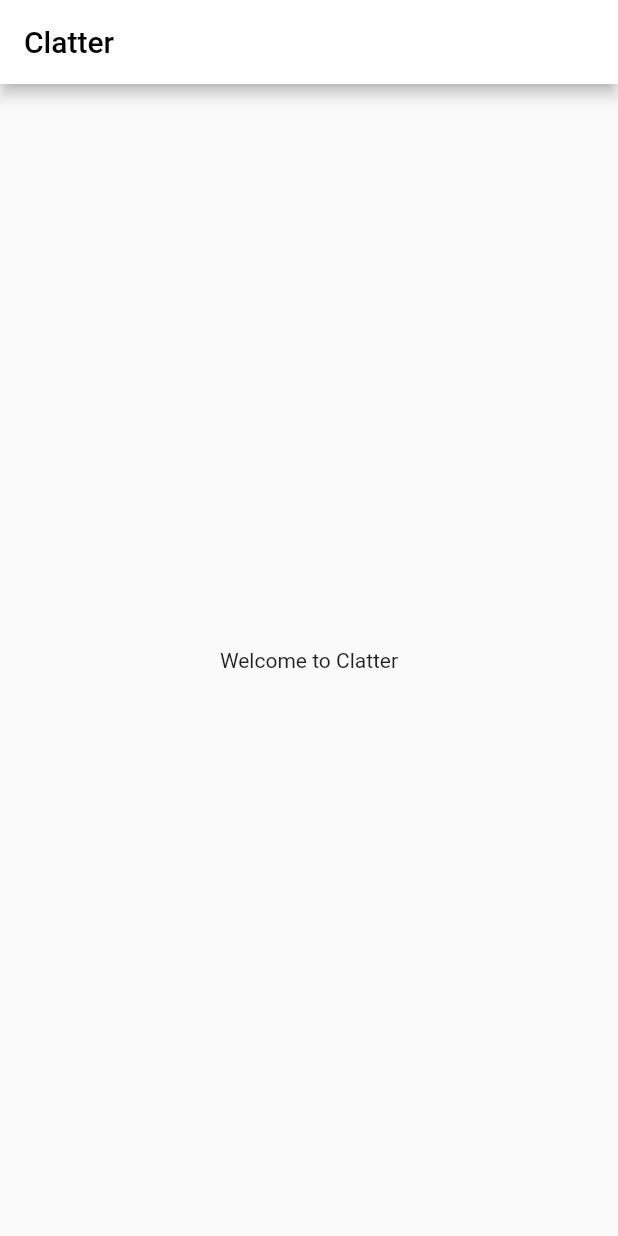
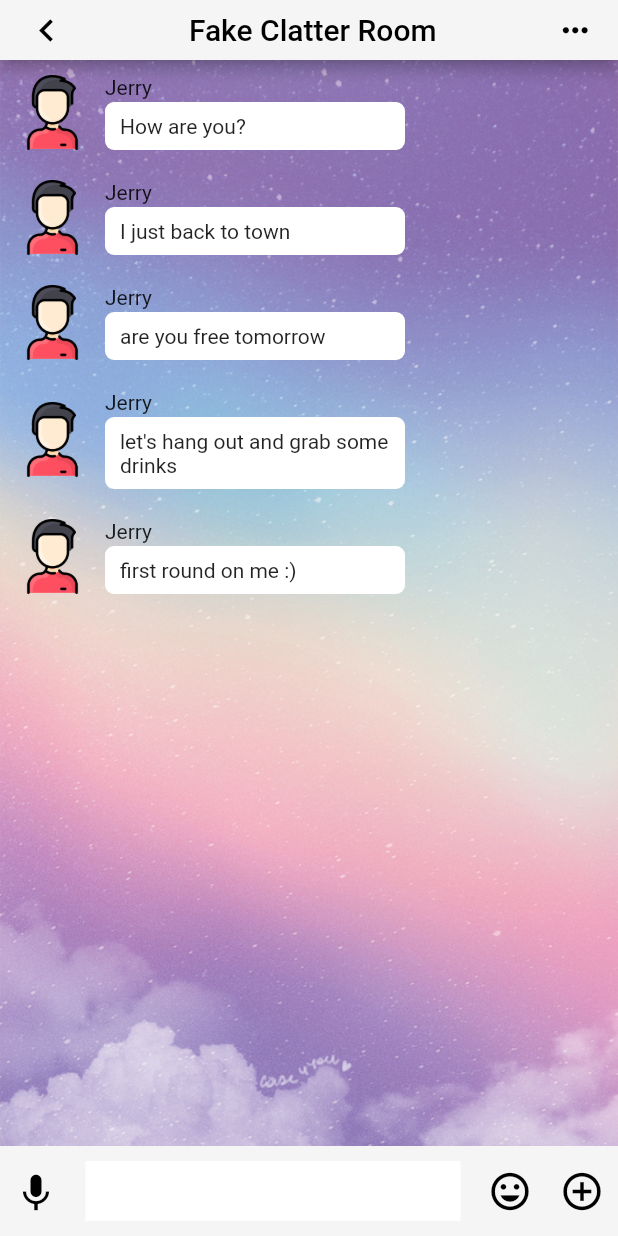
Before and after one commit to MichaelCTH/Clatter, a Flutter app: the screen it shows after launch, on a phone screen of 412 x 824 dp. Run offline on Flutter 3.47's test engine with Material 2 defaults, Android fonts, the phone set to English and light mode, and no system bars.

Commit message:
add basic chat functionalityy

```diff
--- a/lib/main.dart
+++ b/lib/main.dart
@@ -1,40 +1,35 @@
+import 'package:Clatter/screens/chat-room.dart';
 import 'package:flutter/material.dart';
+import './screens/chat-room.dart';
+import 'package:provider/provider.dart';
+import './providers/message-center.dart';
 
 void main() {
-  runApp(MyApp());
+  runApp(
+    ChangeNotifierProvider(
+      create: (_) => MessageCetner(),
+      child: MyApp(),
+    ),
+  );
 }
 
 class MyApp extends StatelessWidget {
   @override
   Widget build(BuildContext context) {
     return MaterialApp(
-      title: 'Flutter Demo',
+      title: 'Clatter',
       theme: ThemeData(
         primarySwatch: Colors.blue,
         visualDensity: VisualDensity.adaptivePlatformDensity,
       ),
-      home: MyHomePage(),
-    );
-  }
-}
-
-class MyHomePage extends StatelessWidget {
-  @override
-  Widget build(BuildContext context) {
-    return Scaffold(
-      appBar: AppBar(
-        title: Text(
-          'Clatter',
-          style: TextStyle(color: Colors.black),
+      home: Container(
+        decoration: BoxDecoration(
+          image: DecorationImage(
+              image: AssetImage('assets/images/chat-background.png'),
+              fit: BoxFit.fill),
         ),
-        backgroundColor: Colors.white,
-      ),
-      body: Center(
-        child: Column(
-          mainAxisAlignment: MainAxisAlignment.center,
-          children: <Widget>[
-            Text('Welcome to Clatter'),
-          ],
+        child: Chatroom(
+          roomName: 'Fake Clatter Room',
         ),
       ),
     );
--- /dev/null
+++ b/lib/models/Message.dart
@@ -0,0 +1,10 @@
+import 'package:Clatter/providers/message-center.dart';
+
+class Message {
+  final String user;
+  final String message;
+  final DateTime createdTime;
+  final String imageUrl;
+
+  Message(this.user, this.message, this.createdTime, this.imageUrl);
+}
--- /dev/null
+++ b/lib/providers/message-center.dart
@@ -0,0 +1,31 @@
+import 'package:flutter/material.dart';
+import "package:flutter/foundation.dart";
+import '../models/Message.dart';
+
+class MessageCetner with ChangeNotifier {
+  String currentUser = 'Mike';
+  List<Message> messageHistory = [
+    Message('Jerry', 'How are you?', new DateTime.now(),
+        'assets/images/avatar.png'),
+    Message('Jerry', 'I just back to town', new DateTime.now(),
+        'assets/images/avatar.png'),
+    Message('Jerry', 'are you free tomorrow', new DateTime.now(),
+        'assets/images/avatar.png'),
+    Message('Jerry', 'let\'s hang out and grab some drinks', new DateTime.now(),
+        'assets/images/avatar.png'),
+    Message('Jerry', 'first round on me :)', new DateTime.now(),
+        'assets/images/avatar.png'),
+  ];
+
+  void appendMessage(String name, String msg, String imageUrl) {
+    this.messageHistory.add(Message(name, msg, new DateTime.now(), imageUrl));
+    notifyListeners();
+  }
+
+  int value = 0;
+
+  void increment() {
+    value += 1;
+    notifyListeners();
+  }
+}
--- /dev/null
+++ b/lib/screens/chat-room.dart
@@ -0,0 +1,43 @@
+import 'package:flutter/material.dart';
+import 'package:flutter/foundation.dart';
+import '../widgets/chat-room/chat-room-content.dart';
+
+class Chatroom extends StatelessWidget {
+  final String roomName;
+
+  Chatroom({@required this.roomName});
+
+  @override
+  Widget build(BuildContext context) {
+    return Scaffold(
+      backgroundColor: Colors.transparent,
+      appBar: PreferredSize(
+        preferredSize: Size.fromHeight(40.0),
+        child: AppBar(
+          title: Row(
+            mainAxisAlignment: MainAxisAlignment.spaceBetween,
+            children: <Widget>[
+              Icon(
+                Icons.chevron_left,
+                color: Colors.black,
+                size: 30.0,
+              ),
+              Text(
+                this.roomName,
+                style: TextStyle(color: Colors.black),
+              ),
+              Icon(
+                Icons.more_horiz,
+                color: Colors.black,
+                size: 25.0,
+              ),
+            ],
+          ),
+          centerTitle: false,
+          backgroundColor: Colors.grey[100],
+        ),
+      ),
+      body: ChatRoomContent(),
+    );
+  }
+}
--- /dev/null
+++ b/lib/widgets/chat-room/chat-room-content.dart
@@ -0,0 +1,24 @@
+import 'package:flutter/material.dart';
+import "./message-bar.dart";
+import "./message-hist.dart";
+
+class ChatRoomContent extends StatelessWidget {
+  @override
+  Widget build(BuildContext context) {
+    return Stack(
+      children: <Widget>[
+        Column(
+          children: <Widget>[
+            Expanded(
+              child: Container(
+                width: double.infinity,
+                child: MessageHist(),
+              ),
+            ),
+            MessageBar(),
+          ],
+        ),
+      ],
+    );
+  }
+}
--- /dev/null
+++ b/lib/widgets/chat-room/message-bar.dart
@@ -0,0 +1,59 @@
+import "package:flutter/material.dart";
+import 'package:provider/provider.dart';
+import '../../providers/message-center.dart';
+
+class MessageBar extends StatelessWidget {
+  final msgInputController = TextEditingController();
+
+  _clearTextInput() {
+    this.msgInputController.clear();
+  }
+
+  @override
+  Widget build(BuildContext context) {
+    return Container(
+      color: Colors.grey[100],
+      height: 60.0,
+      child: Row(
+        mainAxisAlignment: MainAxisAlignment.spaceAround,
+        children: <Widget>[
+          Icon(
+            Icons.keyboard_voice,
+            color: Colors.black,
+            size: 30.0,
+          ),
+          Container(
+            width: 250.0,
+            height: 40.0,
+            color: Colors.white,
+            child: TextField(
+              controller: msgInputController,
+              decoration: InputDecoration(
+                border: InputBorder.none,
+                contentPadding: EdgeInsets.all(15.0),
+              ),
+              onSubmitted: (value) {
+                if (value.isEmpty) {
+                  return;
+                }
+                Provider.of<MessageCetner>(context, listen: false)
+                    .appendMessage('Mike', value, 'assets/images/Mac.jpg');
+                this._clearTextInput();
+              },
+            ),
+          ),
+          Icon(
+            Icons.tag_faces,
+            color: Colors.black,
+            size: 30.0,
+          ),
+          Icon(
+            Icons.add_circle_outline,
+            color: Colors.black,
+            size: 30.0,
+          ),
+        ],
+      ),
+    );
+  }
+}
--- /dev/null
+++ b/lib/widgets/chat-room/message-hist.dart
@@ -0,0 +1,24 @@
+import "package:flutter/material.dart";
+import "./message-log.dart";
+import "package:provider/provider.dart";
+import '../../providers/message-center.dart';
+
+class MessageHist extends StatelessWidget {
+  @override
+  Widget build(BuildContext context) {
+    return Consumer<MessageCetner>(
+      builder: (ctx, messageCenter, child) => ListView.builder(
+        shrinkWrap: true,
+        itemCount: messageCenter.messageHistory.length,
+        itemBuilder: (BuildContext cxt, int index) {
+          var item = messageCenter.messageHistory[index];
+          return MessageLog(
+            name: item.user,
+            msg: item.message,
+            imageUrl: item.imageUrl,
+          );
+        },
+      ),
+    );
+  }
+}
--- /dev/null
+++ b/lib/widgets/chat-room/message-log.dart
@@ -0,0 +1,59 @@
+import "package:flutter/material.dart";
+import "package:flutter/foundation.dart";
+import "package:provider/provider.dart";
+import '../../providers/message-center.dart';
+
+class MessageLog extends StatelessWidget {
+  final String name;
+  final String msg;
+  final String imageUrl;
+
+  MessageLog({
+    @required this.name,
+    @required this.msg,
+    @required this.imageUrl,
+  });
+
+  @override
+  Widget build(BuildContext context) {
+    _isMyself() =>
+        Provider.of<MessageCetner>(context, listen: false).currentUser ==
+        this.name;
+
+    return Container(
+      margin: EdgeInsets.all(10),
+      child: Row(
+        textDirection: _isMyself() ? TextDirection.rtl : TextDirection.ltr,
+        children: <Widget>[
+          Image(
+            image: AssetImage(this.imageUrl),
+            width: 50,
+            height: 50,
+          ),
+          Container(
+            margin: EdgeInsets.only(left: 10, right: 10),
+            child: Column(
+              crossAxisAlignment: _isMyself()
+                  ? CrossAxisAlignment.end
+                  : CrossAxisAlignment.start,
+              children: <Widget>[
+                Text('${this.name}'),
+                SizedBox(height: 2),
+                Container(
+                  width: 200,
+                  decoration: BoxDecoration(
+                      color:
+                          _isMyself() ? Colors.lightGreenAccent : Colors.white,
+                      borderRadius: BorderRadius.all(Radius.circular(6))),
+                  padding:
+                      EdgeInsets.only(top: 8, bottom: 8, left: 10, right: 10),
+                  child: Text('${this.msg}'),
+                ),
+              ],
+            ),
+          ),
+        ],
+      ),
+    );
+  }
+}
```
Also changed, not shown: pubspec.yaml (+4 -10 lines), assets/images/Mac.jpg (added), assets/images/avatar.png (added), assets/images/chat-background.png (added).
